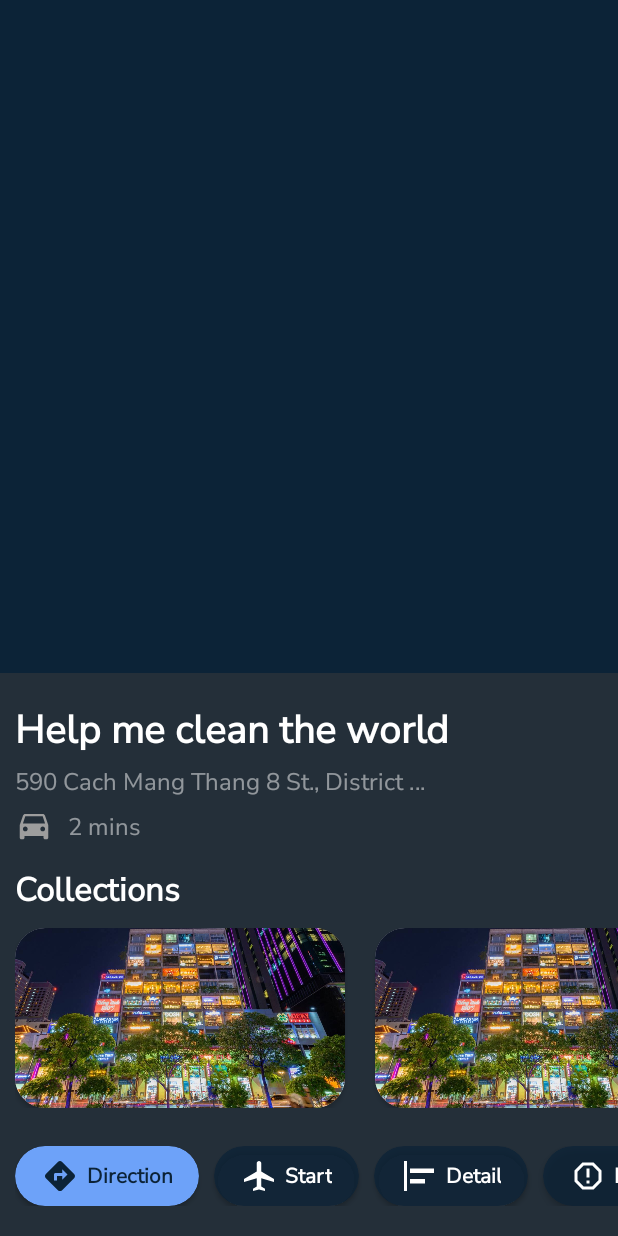
After one commit to Mudoker/Greenify, an Android app: the layout fragment_map.xml on its own in the app's theme, with its tools: preview values and no code run, on a phone screen of 412 x 824 dp. The commit adds this screen. Run offline under Robolectric (Android 15) with nearby library versions, the phone set to English and light mode, and no system bars; Roboto replaces fonts that are not available here.

Commit message:
Event Mini view

```diff
--- /dev/null
+++ b/app/src/main/res/drawable/capsule.xml
@@ -0,0 +1,14 @@
+<?xml version="1.0" encoding="utf-8"?>
+<shape xmlns:android="http://schemas.android.com/apk/res/android">
+
+    <corners
+        android:radius="50dp"/>
+
+    <solid
+        android:color="@color/black_neutral"/>
+
+    <stroke
+        android:width="1dp"
+        android:color="@color/dark_blue"/>
+
+</shape>
--- /dev/null
+++ b/app/src/main/res/drawable/ic_airplane.xml
@@ -0,0 +1,5 @@
+<vector android:height="24dp" android:tint="#FFFFFF"
+    android:viewportHeight="24" android:viewportWidth="24"
+    android:width="24dp" xmlns:android="http://schemas.android.com/apk/res/android">
+    <path android:fillColor="@android:color/white" android:pathData="M22,16v-2l-8.5,-5V3.5C13.5,2.67 12.83,2 12,2s-1.5,0.67 -1.5,1.5V9L2,14v2l8.5,-2.5V19L8,20.5L8,22l4,-1l4,1l0,-1.5L13.5,19v-5.5L22,16z"/>
+</vector>
--- /dev/null
+++ b/app/src/main/res/drawable/ic_align_left.xml
@@ -0,0 +1,5 @@
+<vector android:autoMirrored="true" android:height="24dp"
+    android:tint="#FFFFFF" android:viewportHeight="24"
+    android:viewportWidth="24" android:width="24dp" xmlns:android="http://schemas.android.com/apk/res/android">
+    <path android:fillColor="@android:color/white" android:pathData="M4,22H2V2h2V22zM22,7H6v3h16V7zM16,14H6v3h10V14z"/>
+</vector>
--- /dev/null
+++ b/app/src/main/res/drawable/ic_car.xml
@@ -0,0 +1,5 @@
+<vector android:height="24dp" android:tint="#FFFFFF"
+    android:viewportHeight="24" android:viewportWidth="24"
+    android:width="24dp" xmlns:android="http://schemas.android.com/apk/res/android">
+    <path android:fillColor="@android:color/white" android:pathData="M18.92,6.01C18.72,5.42 18.16,5 17.5,5h-11c-0.66,0 -1.21,0.42 -1.42,1.01L3,12v8c0,0.55 0.45,1 1,1h1c0.55,0 1,-0.45 1,-1v-1h12v1c0,0.55 0.45,1 1,1h1c0.55,0 1,-0.45 1,-1v-8l-2.08,-5.99zM6.5,16c-0.83,0 -1.5,-0.67 -1.5,-1.5S5.67,13 6.5,13s1.5,0.67 1.5,1.5S7.33,16 6.5,16zM17.5,16c-0.83,0 -1.5,-0.67 -1.5,-1.5s0.67,-1.5 1.5,-1.5 1.5,0.67 1.5,1.5 -0.67,1.5 -1.5,1.5zM5,11l1.5,-4.5h11L19,11L5,11z"/>
+</vector>
--- /dev/null
+++ b/app/src/main/res/drawable/ic_direction.xml
@@ -0,0 +1,5 @@
+<vector android:height="24dp" android:tint="#FFFFFF"
+    android:viewportHeight="24" android:viewportWidth="24"
+    android:width="24dp" xmlns:android="http://schemas.android.com/apk/res/android">
+    <path android:fillColor="@android:color/white" android:pathData="M21.41,10.59l-7.99,-8c-0.78,-0.78 -2.05,-0.78 -2.83,0l-8.01,8c-0.78,0.78 -0.78,2.05 0,2.83l8.01,8c0.78,0.78 2.05,0.78 2.83,0l7.99,-8C22.2,12.63 22.2,11.37 21.41,10.59zM13.5,14.5V12H10v3H8v-4c0,-0.55 0.45,-1 1,-1h4.5V7.5L17,11L13.5,14.5z"/>
+</vector>
--- /dev/null
+++ b/app/src/main/res/drawable/ic_info_2.xml
@@ -0,0 +1,5 @@
+<vector android:height="24dp" android:tint="#FFFFFF"
+    android:viewportHeight="24" android:viewportWidth="24"
+    android:width="24dp" xmlns:android="http://schemas.android.com/apk/res/android">
+    <path android:fillColor="@android:color/white" android:pathData="M12,2C6.48,2 2,6.48 2,12s4.48,10 10,10 10,-4.48 10,-10S17.52,2 12,2zM13,17h-2v-6h2v6zM13,9h-2L11,7h2v2z"/>
+</vector>
--- /dev/null
+++ b/app/src/main/res/drawable/ic_report.xml
@@ -0,0 +1,7 @@
+<vector android:height="24dp" android:tint="#FFFFFF"
+    android:viewportHeight="24" android:viewportWidth="24"
+    android:width="24dp" xmlns:android="http://schemas.android.com/apk/res/android">
+    <path android:fillColor="@android:color/white" android:pathData="M15.73,3H8.27L3,8.27v7.46L8.27,21h7.46L21,15.73V8.27L15.73,3zM19,14.9L14.9,19H9.1L5,14.9V9.1L9.1,5h5.8L19,9.1V14.9z"/>
+    <path android:fillColor="@android:color/white" android:pathData="M11,7h2v6h-2z"/>
+    <path android:fillColor="@android:color/white" android:pathData="M11,15h2v2h-2z"/>
+</vector>
--- /dev/null
+++ b/app/src/main/res/drawable/top_rounded_rectangle.xml
@@ -0,0 +1,16 @@
+<?xml version="1.0" encoding="utf-8"?>
+<shape xmlns:android="http://schemas.android.com/apk/res/android" >
+
+    <corners
+        android:topLeftRadius="50dp"
+        android:topRightRadius="50dp"
+
+        />
+    <solid
+        android:color="@color/black_neutral"/>
+
+    <stroke
+        android:width="1dp"
+        android:color="@color/dark_blue"
+        />
+</shape>
--- /dev/null
+++ b/app/src/main/res/layout/fragment_map.xml
@@ -0,0 +1,264 @@
+<?xml version="1.0" encoding="utf-8"?>
+<androidx.constraintlayout.widget.ConstraintLayout xmlns:android="http://schemas.android.com/apk/res/android"
+    android:layout_width="match_parent"
+    xmlns:app="http://schemas.android.com/apk/res-auto"
+    android:background="@color/dark_blue"
+    android:layout_height="match_parent">
+
+    <androidx.appcompat.widget.LinearLayoutCompat
+        android:layout_width="match_parent"
+        android:layout_height="wrap_content"
+        app:layout_constraintBottom_toBottomOf="parent"
+        android:orientation="vertical"
+        android:background="@color/black_neutral">
+
+        <TextView
+            android:layout_width="wrap_content"
+            android:layout_height="wrap_content"
+            android:layout_marginStart="10dp"
+            android:layout_marginTop="20dp"
+            android:fontFamily="@font/nunito_sans"
+            android:text="Help me clean the world"
+            android:textColor="@color/white"
+            android:textStyle="bold"
+            android:textSize="26sp" />
+
+        <TextView
+            android:layout_width="wrap_content"
+            android:layout_height="wrap_content"
+            android:layout_marginStart="10dp"
+            android:layout_marginTop="5dp"
+            android:fontFamily="@font/nunito_sans"
+            android:text="590 Cach Mang Thang 8 St., District 3, HCMC"
+            android:textColor="@color/white_50"
+            android:maxWidth="280dp"
+            android:ellipsize="end"
+            android:maxLines="1"
+            android:textSize="16sp" />
+
+        <androidx.constraintlayout.widget.ConstraintLayout
+            android:layout_width="wrap_content"
+            android:layout_marginStart="10dp"
+            android:layout_marginTop="5dp"
+            android:layout_height="wrap_content">
+
+            <androidx.constraintlayout.utils.widget.ImageFilterView
+                android:id="@+id/imageView"
+                android:layout_width="25dp"
+                android:layout_height="25dp"
+                android:src="@drawable/ic_car"
+                android:tint="@color/black_neutral"
+                app:layout_constraintStart_toStartOf="parent"
+                app:layout_constraintTop_toTopOf="parent"
+                app:layout_constraintBottom_toBottomOf="parent" />
+
+            <TextView
+                android:layout_width="wrap_content"
+                android:layout_height="25dp"
+                android:layout_marginStart="10dp"
+                android:fontFamily="@font/nunito_sans"
+                android:text="2 mins"
+                android:gravity="bottom"
+                android:textColor="@color/white_50"
+                android:textSize="16sp"
+                app:layout_constraintStart_toEndOf="@id/imageView"
+                app:layout_constraintTop_toTopOf="@id/imageView"
+                app:layout_constraintBottom_toBottomOf="@id/imageView" />
+
+        </androidx.constraintlayout.widget.ConstraintLayout>
+
+        <TextView
+            android:layout_width="wrap_content"
+            android:layout_height="wrap_content"
+            android:text="Collections"
+            android:textColor="@color/white"
+            android:textSize="22sp"
+            android:fontFamily="@font/nunito_sans"
+            android:layout_marginStart="10dp"
+            android:layout_marginTop="15dp"
+            android:textStyle="bold" />
+
+        <HorizontalScrollView
+            android:layout_width="wrap_content"
+            android:layout_marginTop="10dp"
+            android:scrollbars="none"
+            android:layout_marginStart="10dp"
+            android:layout_height="wrap_content">
+
+            <androidx.appcompat.widget.LinearLayoutCompat
+                android:layout_width="wrap_content"
+                android:layout_height="wrap_content">
+
+                <androidx.cardview.widget.CardView
+                    android:layout_width="220dp"
+                    android:layout_height="120dp"
+                    android:layout_marginEnd="20dp"
+                    app:cardCornerRadius="20dp">
+
+                    <androidx.constraintlayout.utils.widget.ImageFilterView
+                        android:layout_width="220dp"
+                        android:layout_height="120dp"
+                        android:src="@drawable/test"
+                        android:scaleType="centerCrop" />
+                </androidx.cardview.widget.CardView>
+
+                <androidx.cardview.widget.CardView
+                    android:layout_width="220dp"
+                    android:layout_height="120dp"
+                    app:cardCornerRadius="20dp">
+
+                    <androidx.constraintlayout.utils.widget.ImageFilterView
+                        android:layout_width="220dp"
+                        android:layout_height="120dp"
+                        android:src="@drawable/test"
+                        android:scaleType="centerCrop" />
+                </androidx.cardview.widget.CardView>
+            </androidx.appcompat.widget.LinearLayoutCompat>
+        </HorizontalScrollView>
+
+        <HorizontalScrollView
+            android:layout_width="wrap_content"
+            android:scrollbars="none"
+            android:layout_marginBottom="20dp"
+            android:layout_height="wrap_content">
+
+            <androidx.appcompat.widget.LinearLayoutCompat
+                android:layout_width="wrap_content"
+                android:layout_marginStart="10dp"
+                android:layout_marginTop="25dp"
+                android:layout_height="wrap_content">
+
+                <androidx.cardview.widget.CardView
+                    android:layout_width="wrap_content"
+                    android:backgroundTint="@color/light_blue"
+                    app:cardCornerRadius="20dp"
+                    android:layout_marginEnd="10dp"
+                    android:layout_height="wrap_content">
+
+                    <androidx.appcompat.widget.LinearLayoutCompat
+                        android:layout_width="wrap_content"
+                        android:padding="8dp"
+                        android:layout_height="wrap_content">
+
+                        <androidx.constraintlayout.utils.widget.ImageFilterView
+                            android:layout_width="wrap_content"
+                            android:layout_height="wrap_content"
+                            android:layout_marginEnd="5dp"
+                            android:layout_marginStart="10dp"
+                            android:tint="@color/dark_blue"
+                            android:src="@drawable/ic_direction" />
+
+                        <TextView
+                            android:layout_width="wrap_content"
+                            android:layout_height="match_parent"
+                            android:text="Direction"
+                            android:fontFamily="@font/nunito_sans"
+                            android:gravity="center"
+                            android:layout_marginEnd="10dp"
+                            android:textColor="@color/dark_blue"
+                            android:textStyle="bold" />
+                    </androidx.appcompat.widget.LinearLayoutCompat>
+                </androidx.cardview.widget.CardView>
+
+                <androidx.cardview.widget.CardView
+                    android:layout_width="wrap_content"
+                    android:backgroundTint="@color/dark_blue_70"
+                    app:cardCornerRadius="20dp"
+                    android:layout_marginEnd="10dp"
+                    android:layout_height="wrap_content">
+
+                    <androidx.appcompat.widget.LinearLayoutCompat
+                        android:layout_width="wrap_content"
+                        android:padding="8dp"
+                        android:layout_height="wrap_content">
+
+                        <androidx.constraintlayout.utils.widget.ImageFilterView
+                            android:layout_width="wrap_content"
+                            android:layout_height="wrap_content"
+                            android:layout_marginEnd="5dp"
+                            android:tint="@color/white_50"
+                            android:layout_marginStart="10dp"
+                            android:src="@drawable/ic_airplane" />
+
+                        <TextView
+                            android:layout_width="wrap_content"
+                            android:layout_height="match_parent"
+                            android:text="Start"
+                            android:layout_marginEnd="10dp"
+                            android:fontFamily="@font/nunito_sans"
+                            android:gravity="center"
+                            android:textColor="@color/white"
+                            android:textStyle="bold" />
+                    </androidx.appcompat.widget.LinearLayoutCompat>
+                </androidx.cardview.widget.CardView>
+
+                <androidx.cardview.widget.CardView
+                    android:layout_width="wrap_content"
+                    android:backgroundTint="@color/dark_blue_70"
+                    app:cardCornerRadius="20dp"
+                    android:layout_marginEnd="10dp"
+                    android:layout_height="wrap_content">
+
+                    <androidx.appcompat.widget.LinearLayoutCompat
+                        android:layout_width="wrap_content"
+                        android:padding="8dp"
+                        android:layout_height="wrap_content">
+
+                        <androidx.constraintlayout.utils.widget.ImageFilterView
+                            android:layout_width="wrap_content"
+                            android:layout_height="wrap_content"
+                            android:layout_marginEnd="5dp"
+                            android:tint="@color/white"
+                            android:layout_marginStart="10dp"
+                            android:src="@drawable/ic_align_left" />
+
+                        <TextView
+                            android:layout_width="wrap_content"
+                            android:layout_height="match_parent"
+                            android:text="Detail"
+                            android:layout_marginEnd="10dp"
+                            android:fontFamily="@font/nunito_sans"
+                            android:gravity="center"
+                            android:textColor="@color/white"
+                            android:textStyle="bold" />
+                    </androidx.appcompat.widget.LinearLayoutCompat>
+                </androidx.cardview.widget.CardView>
+
+                <androidx.cardview.widget.CardView
+                    android:layout_width="wrap_content"
+                    android:backgroundTint="@color/dark_blue_70"
+                    app:cardCornerRadius="20dp"
+                    android:layout_height="wrap_content">
+
+                    <androidx.appcompat.widget.LinearLayoutCompat
+                        android:layout_width="wrap_content"
+                        android:padding="8dp"
+                        android:layout_height="wrap_content">
+
+                        <androidx.constraintlayout.utils.widget.ImageFilterView
+                            android:layout_width="wrap_content"
+                            android:layout_height="wrap_content"
+                            android:layout_marginEnd="5dp"
+                            android:tint="@color/white"
+                            android:layout_marginStart="10dp"
+                            android:src="@drawable/ic_report" />
+
+                        <TextView
+                            android:layout_width="wrap_content"
+                            android:layout_height="match_parent"
+                            android:text="Report"
+                            android:layout_marginEnd="10dp"
+                            android:fontFamily="@font/nunito_sans"
+                            android:gravity="center"
+                            android:textColor="@color/white"
+                            android:textStyle="bold" />
+                    </androidx.appcompat.widget.LinearLayoutCompat>
+                </androidx.cardview.widget.CardView>
+            </androidx.appcompat.widget.LinearLayoutCompat>
+        </HorizontalScrollView>
+
+
+    </androidx.appcompat.widget.LinearLayoutCompat>
+
+
+</androidx.constraintlayout.widget.ConstraintLayout>
--- a/app/src/main/res/values/colors.xml
+++ b/app/src/main/res/values/colors.xml
@@ -1,12 +1,19 @@
 <?xml version="1.0" encoding="utf-8"?>
 <resources>
     <color name="black">#FF000000</color>
+    <color name="black_50">#80000000</color>
+    <color name="black_neutral">#803c3c3c</color>
+
     <color name="white">#FFFFFFFF</color>
     <color name="white_50">#80FFFFFF</color>
     <color name="dark_blue">#0C2337</color>
+    <color name="light_blue">#6DA2F9</color>
+    <color name="dark_blue_50">#800C2337</color>
+    <color name="dark_blue_70">#BB0C2337</color>
     <color name="light_green">#7AEA7A</color>
     <color name="light_green_1">#90EE90</color>
     <color name="red">#ff3232</color>
     <color name="gray">#808080</color>
     <color name="gray_50">#80808080</color>
+    <color name="blue_mid">#ff005b96</color>
 </resources>
```
